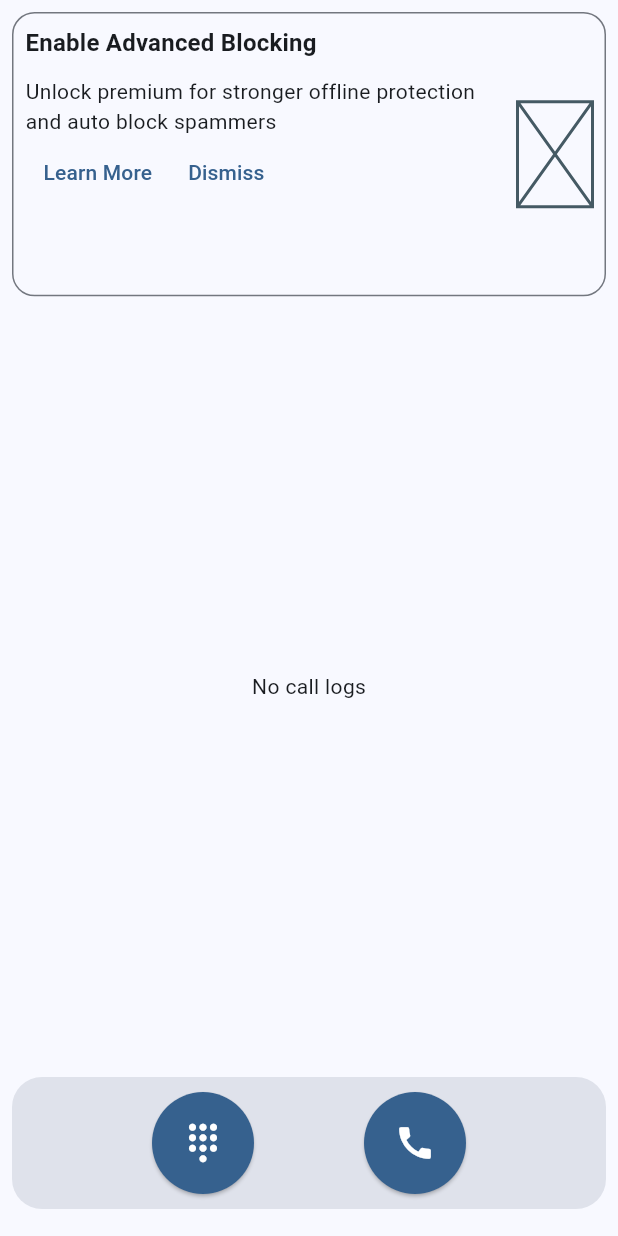
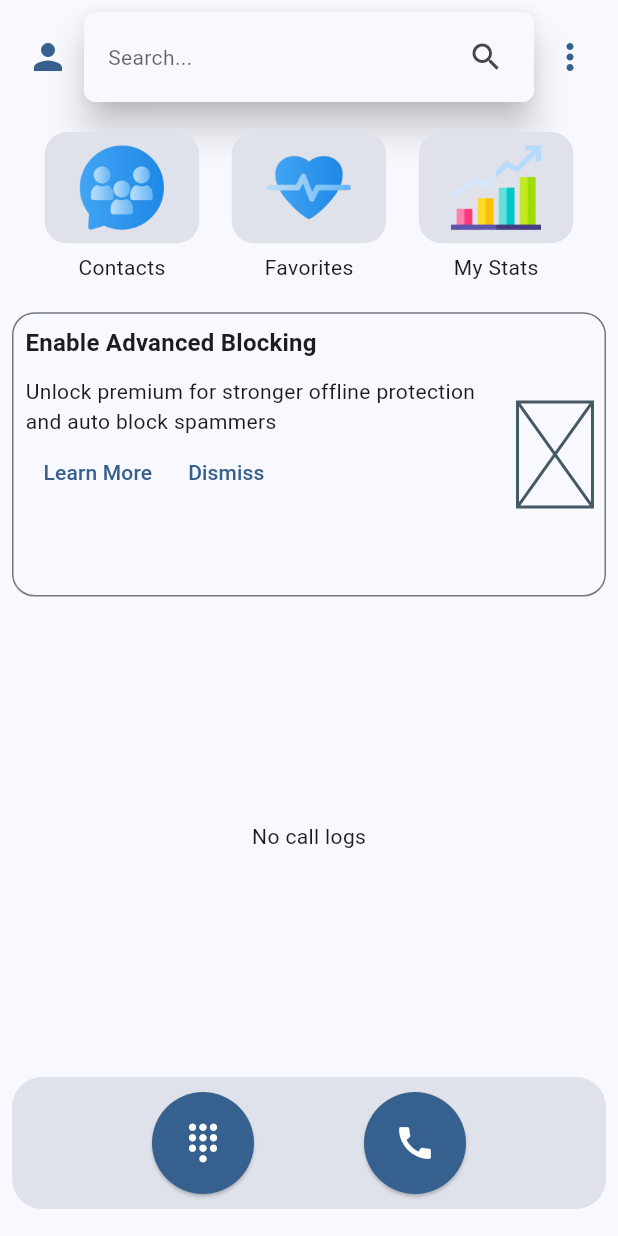
Before and after one commit to Pavan-learnixit/safedail_frountend, a Flutter app: the CallsView screen opened directly, on a phone screen of 412 x 824 dp. Run offline on Flutter 3.47's test engine with Material 3 defaults, Android fonts, the light colour scheme and no system bars; our stand-ins replace dartz, dio, equatable, flutter_animate, flutter_bloc, flutter_contacts and 7 more; missing offline and left inert: call_log; accounts and stored records are empty.

Commit message:
call logs ui is changed

```diff
--- a/lib/features/presentation/pages/calls_screen.dart
+++ b/lib/features/presentation/pages/calls_screen.dart
@@ -1,12 +1,16 @@
 import 'package:flutter/material.dart';
 import 'package:flutter/rendering.dart';
 import 'package:flutter_bloc/flutter_bloc.dart';
+import 'package:truecaller_clone/features/presentation/pages/profile_page.dart';
 import 'package:truecaller_clone/features/presentation/widgets/call_widget.dart';
 import '../../auth/data/repositories/call_logs_repository.dart';
 import '../bloc/call_logs_bloc.dart';
 import '../bloc/call_logs_event.dart';
 import '../bloc/call_logs_state.dart';
 import '../widgets/call_screen_bottombar.dart';
+import '../widgets/search_bar.dart';
+import 'call_logs_page.dart';
+import 'contacts_page.dart';
 class CallsScreen extends StatelessWidget {
   const CallsScreen({super.key});
 
@@ -44,69 +48,114 @@ class _CallsViewState extends State<CallsView> {
           padding: const EdgeInsets.all(8.0),
           child: Column(
             children: [
-              // buildSearchBar(
-              //   context: context,
-              //   controller: searchController,
-              //   suffixOnPressed: () {
-              //     Navigator.push(
-              //       context,
-              //       MaterialPageRoute(builder: (_) => const CallLogsPage()),
-              //     );
-              //   },
-              //   prefixOnPressed: () {
-              //     Navigator.push(
-              //       context,
-              //       MaterialPageRoute(builder: (_) => const ProfilePage()),
-              //     );
-              //   },
-              //   onSubmitted: (value) {},
-              //   height: 60,
-              // ),
-              // const SizedBox(height: 10),
-              // Row(
-              //   mainAxisAlignment: MainAxisAlignment.spaceEvenly,
-              //   children: [
-              //     _buttons(
-              //       theme: theme,
-              //       icon: Icons.contact_phone,
-              //       text: "Contacts",
-              //       onTap: () {
-              //         Navigator.push(
-              //           context,
-              //           MaterialPageRoute(
-              //               builder: (_) => const ContactsPage()),
-              //         );
-              //       },
-              //     ),
-              //     _buttons(
-              //       theme: theme,
-              //       icon: Icons.favorite,
-              //       text: "Favorites",
-              //       onTap: () {
-              //         Navigator.push(
-              //           context,
-              //           MaterialPageRoute(
-              //               builder: (_) =>
-              //               const PlaceholderPage(title: "Favorites Page")),
-              //         );
-              //       },
-              //     ),
-              //     _buttons(
-              //       theme: theme,
-              //       icon: Icons.whatshot,
-              //       text: "Voice HD",
-              //       onTap: () {
-              //         Navigator.push(
-              //           context,
-              //           MaterialPageRoute(
-              //               builder: (_) =>
-              //               const PlaceholderPage(title: "Voice HD Page")),
-              //         );
-              //       },
-              //     ),
-              //   ],
-              // ),
-              // const SizedBox(height: 20),
+              Row(
+                children: [
+                  IconButton(
+                    icon: const Icon(Icons.person),
+                    color: Theme.of(context).colorScheme.primary,
+                    iconSize: 28,
+                    splashRadius: 24,
+                    onPressed: () {
+                      Navigator.push(
+                        context,
+                        MaterialPageRoute(builder: (_) => const ProfilePage()),
+                      );
+                    },
+                  ),
+                  Expanded(
+                    child: buildSearchBar(
+                      context: context,
+                      controller: searchController,
+                      suffixOnPressed: () {
+                        Navigator.push(
+                          context,
+                          MaterialPageRoute(builder: (_) => const CallLogsPage()),
+                        );
+                      },
+                      prefixOnPressed: () {
+                        // Navigator.push(
+                        //   context,
+                        //   MaterialPageRoute(builder: (_) => const ProfilePage()),
+                        // );
+                      },
+                      onSubmitted: (value) {},
+                      height: 60,
+                    ),
+                  ),
+                  IconButton(
+                    icon: const Icon(Icons.more_vert),
+                    color: Theme.of(context).colorScheme.primary,
+                    iconSize: 28,
+                    splashRadius: 24,
+                    onPressed: () {
+                      Navigator.push(
+                        context,
+                        MaterialPageRoute(builder: (_) => const CallLogsPage()),
+                      );
+                    },
+                  )
+
+                ],
+              ),
+              const SizedBox(height: 20),
+              Row(
+                mainAxisAlignment: MainAxisAlignment.spaceEvenly,
+                children: [
+                  _buttons(
+                    theme: theme,
+                    iconWidget: Image.asset(
+                      "assets/images/contactsimage.png",
+                      height: 60,
+                      width: 60,
+                      fit: BoxFit.cover,
+                    ),
+                    text: "Contacts",
+                    onTap: () {
+                      Navigator.push(
+                        context,
+                        MaterialPageRoute(builder: (_) => const ContactsPage()),
+                      );
+                    },
+                  ),
+                  _buttons(
+                    theme: theme,
+                    iconWidget: Image.asset(
+                      "assets/images/favoritesimage.png",
+                      height: 60,
+                      width: 60,
+                      fit: BoxFit.cover,
+                    ),
+                    text: "Favorites",
+                    onTap: () {
+                      Navigator.push(
+                        context,
+                        MaterialPageRoute(
+                            builder: (_) =>
+                            const PlaceholderPage(title: "Favorites Page")),
+                      );
+                    },
+                  ),
+                  _buttons(
+                    theme: theme,
+                    iconWidget: Image.asset(
+                      "assets/images/mystatsimage.png",
+                      height: 60,
+                      width: 60,
+                      fit: BoxFit.cover,
+                    ),
+                    text: "My Stats",
+                    onTap: () {
+                      Navigator.push(
+                        context,
+                        MaterialPageRoute(
+                            builder: (_) =>
+                            const PlaceholderPage(title: "Voice HD Page")),
+                      );
+                    },
+                  ),
+                ],
+              ),
+              const SizedBox(height: 20),
               if (isEnabled) customCard(theme),
               if (isEnabled) const SizedBox(height: 10),
               Expanded(
@@ -119,7 +168,7 @@ class _CallsViewState extends State<CallsView> {
                         if (!_showBottomBar) setState(() => _showBottomBar = true);
                       }
                     }
-                    return false; // allow scroll events to continue
+                    return false;
                   },
                   child: BlocBuilder<CallLogsBloc, CallLogsState>(
                     builder: (context, state) {
@@ -151,7 +200,6 @@ class _CallsViewState extends State<CallsView> {
                             );
                           },
                         );
-                        ;
                       } else {
                         return const SizedBox.shrink();
                       }
@@ -172,38 +220,41 @@ class _CallsViewState extends State<CallsView> {
 
   Widget _buttons({
     required ThemeData theme,
-    required IconData icon,
+    IconData? icon,
+    Widget? iconWidget,
     required String text,
     required VoidCallback onTap,
   }) {
     return GestureDetector(
       onTap: onTap,
-      child: Container(
+      child: Column(
+        mainAxisSize: MainAxisSize.min,
+        children: [
+          // Image container
+          Container(
+            height: MediaQuery.sizeOf(context).height * 0.09,
+            width: MediaQuery.sizeOf(context).width * 0.25,
             decoration: BoxDecoration(
               color: theme.colorScheme.surfaceVariant,
               borderRadius: const BorderRadius.all(Radius.circular(15)),
             ),
-        height: MediaQuery.sizeOf(context).height * 0.09,
-        width: MediaQuery.sizeOf(context).width * 0.25,
             child: Center(
-          child: Column(
-            mainAxisAlignment: MainAxisAlignment.center,
-            children: [
-              Icon(icon, size: 30, color: theme.colorScheme.onSurface),
-              const SizedBox(height: 10),
+              child: iconWidget ??
+                  (icon != null
+                      ? Icon(icon, size: 40, color: theme.colorScheme.onSurface)
+                      : const SizedBox()),
+            ),
+          ),
+          const SizedBox(height: 6),
           Text(
             text,
-                style: theme.textTheme.bodyMedium?.copyWith(
-                  fontWeight: FontWeight.bold,
-                ),
+            style: theme.textTheme.bodyMedium,
+            textAlign: TextAlign.center,
           ),
         ],
       ),
-        ),
-      ),
     );
   }
-
   Widget customCard(ThemeData theme) {
     return Container(
       height: MediaQuery.sizeOf(context).height * 0.23,
--- a/lib/features/presentation/widgets/search_bar.dart
+++ b/lib/features/presentation/widgets/search_bar.dart
@@ -23,11 +23,11 @@ Widget buildSearchBar({
       padding: const EdgeInsets.symmetric(horizontal: 8),
       child: Row(
         children: [
-          IconButton(
-            color: theme.colorScheme.onSurfaceVariant,
-            onPressed: prefixOnPressed,
-            icon: const Icon(Icons.person),
-          ),
+          // IconButton(
+          //   color: theme.colorScheme.onSurfaceVariant,
+          //   onPressed: prefixOnPressed,
+          //   icon: const Icon(Icons.person),
+          // ),
           const SizedBox(width: 8),
           Expanded(
             child: TextField(
@@ -46,7 +46,7 @@ Widget buildSearchBar({
           ),
           IconButton(
             color: theme.colorScheme.onSurfaceVariant,
-            icon: const Icon(Icons.more_vert),
+            icon: const Icon(Icons.search),
             onPressed: suffixOnPressed,
           ),
         ],
--- a/pubspec.yaml
+++ b/pubspec.yaml
@@ -96,6 +96,11 @@ flutter:
      - assets/images/verificationimage.png
      - assets/images/signupimage2.jpeg
      - assets/images/signupimage3.png
+     - assets/images/contactsimage.png
+     - assets/images/favoritesimage.png
+     - assets/images/mystatsimage.png
+
+
 
   # An image asset can refer to one or more resolution-specific "variants", see
   # https://flutter.dev/assets-and-images/#resolution-aware
```
Also changed, not shown: assets/images/contactsimage.png (added), assets/images/favoritesimage.png (added), assets/images/mystatsimage.png (added), 4 other files. Lines whose indentation alone changed are shown as unchanged.
